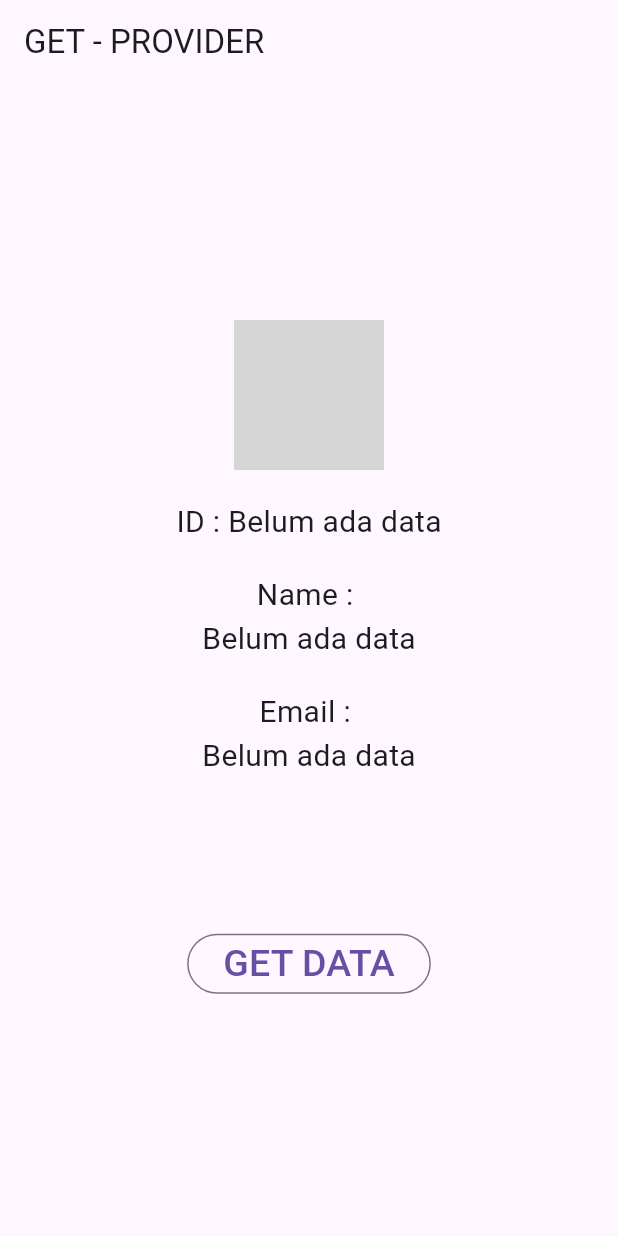
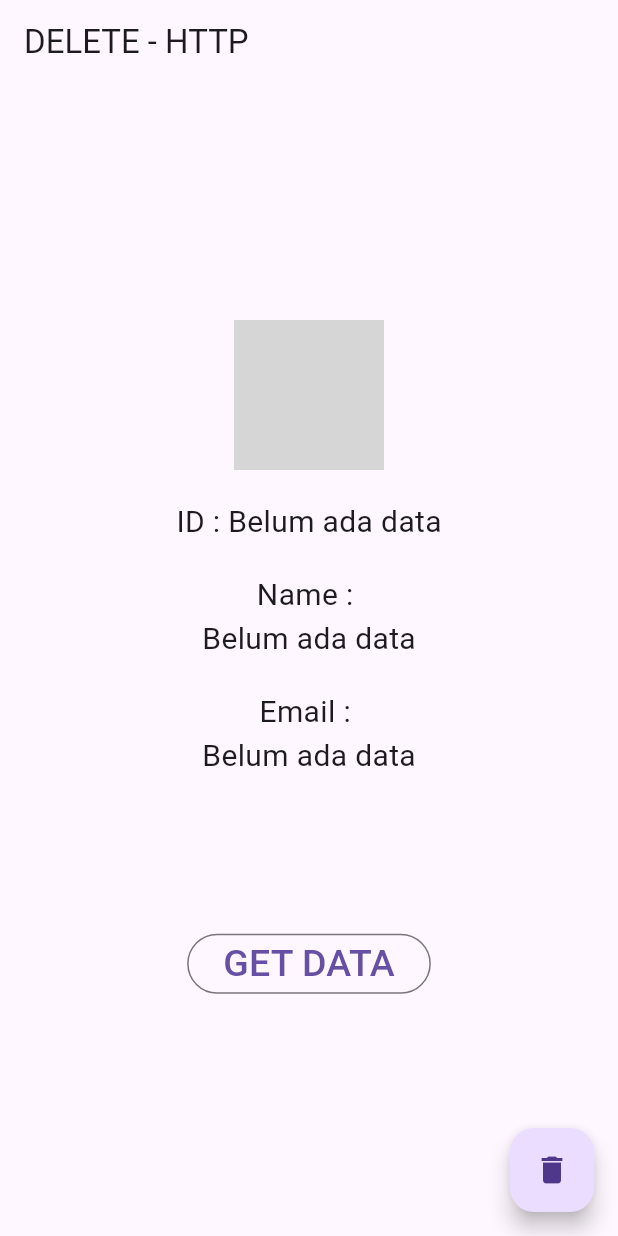
Before and after one commit to buyung1610/getAPI, a Flutter app: the screen it shows after launch, after a tap on "GET DATA", on a phone screen of 412 x 824 dp. Run offline on Flutter 3.47's test engine with Material 3 defaults, Android fonts, the phone set to English and light mode, and no system bars; network calls fail; grey boxes are pictures that could not be loaded.

Commit message:
get and delete method

```diff
--- a/lib/homePage.dart
+++ b/lib/homePage.dart
@@ -1,16 +1,16 @@
 import 'dart:math';
-
 import 'package:flutter/material.dart';
-import './http.dart';
 import 'package:provider/provider.dart';
 
-class HomeProvider extends StatelessWidget {
+import './http.dart';
+
+class HomePage extends StatelessWidget {
   @override
   Widget build(BuildContext context) {
-    final dataProvider = Provider.of<Http>(context, listen: false);
+    final dataProvider = Provider.of<HttpProvider>(context, listen: false);
     return Scaffold(
       appBar: AppBar(
-        title: Text("GET - PROVIDER"),
+        title: Text("DELETE - HTTP"),
       ),
       body: Container(
         width: double.infinity,
@@ -23,7 +23,7 @@ class HomeProvider extends StatelessWidget {
               child: Container(
                 height: 100,
                 width: 100,
-                child: Consumer<Http>(
+                child: Consumer<HttpProvider>(
                   builder: (context, value, child) => Image.network(
                     (value.data["avatar"] == null)
                         ? "https://www.uclg-planning.org/sites/default/files/styles/featured_home_left/public/no-user-image-square.jpg?itok=PANMBJF-"
@@ -35,7 +35,7 @@ class HomeProvider extends StatelessWidget {
             ),
             SizedBox(height: 20),
             FittedBox(
-              child: Consumer<Http>(
+              child: Consumer<HttpProvider>(
                 builder: (context, value, child) => Text(
                   (value.data["id"] == null)
                       ? "ID : Belum ada data"
@@ -47,7 +47,7 @@ class HomeProvider extends StatelessWidget {
             SizedBox(height: 20),
             FittedBox(child: Text("Name : ", style: TextStyle(fontSize: 20))),
             FittedBox(
-              child: Consumer<Http>(
+              child: Consumer<HttpProvider>(
                 builder: (context, value, child) => Text(
                   (value.data["first_name"] == null ||
                           value.data["last_name"] == null)
@@ -62,7 +62,7 @@ class HomeProvider extends StatelessWidget {
             SizedBox(height: 20),
             FittedBox(child: Text("Email : ", style: TextStyle(fontSize: 20))),
             FittedBox(
-              child: Consumer<Http>(
+              child: Consumer<HttpProvider>(
                 builder: (context, value, child) => Text(
                   (value.data["email"] == null)
                       ? "Belum ada data"
@@ -74,7 +74,10 @@ class HomeProvider extends StatelessWidget {
             SizedBox(height: 100),
             OutlinedButton(
               onPressed: () {
-                dataProvider.connectAPI((1 + Random().nextInt(10)).toString());
+                dataProvider.connectAPI(
+                  (1 + Random().nextInt(10)).toString(),
+                  context,
+                );
               },
               child: Text(
                 "GET DATA",
@@ -86,6 +89,12 @@ class HomeProvider extends StatelessWidget {
           ],
         ),
       ),
+      floatingActionButton: FloatingActionButton(
+        onPressed: () {
+          dataProvider.deleteData(context);
+        },
+        child: Icon(Icons.delete),
+      ),
     );
   }
 }
--- a/lib/http.dart
+++ b/lib/http.dart
@@ -2,19 +2,48 @@ import 'dart:convert';
 import 'package:http/http.dart' as http;
 import 'package:flutter/material.dart';
 
-class Http with ChangeNotifier{
+class HttpProvider with ChangeNotifier {
   Map<String, dynamic> _data = {};
 
   Map<String, dynamic> get data => _data;
 
   int get jumlahData => _data.length;
 
-  void connectAPI(String id) async {
-    Uri url = Uri.parse("https://reqres.in/api/users/" + id);
+  late Uri url;
+
+  void connectAPI(String id, BuildContext context) async {
+    url = Uri.parse("https://reqres.in/api/users/" + id);
 
     var hasilResponse = await http.get(url);
 
-    _data = (json.decode(hasilResponse.body))["data"];
-    notifyListeners();
+    if (hasilResponse.statusCode == 200) {
+      _data = (json.decode(hasilResponse.body))["data"];
+      notifyListeners();
+      handlingStatusCode(context, "BERHASIL GET DATA");
+    } else {
+      // gagal mengambil data dari server
+      handlingStatusCode(context, "ERROR ${hasilResponse.statusCode}");
+    }
+  }
+
+  void deleteData(BuildContext context) async {
+    var hasilResponse = await http.delete(url);
+
+    print(hasilResponse.statusCode);
+
+    if (hasilResponse.statusCode == 204) {
+      _data = {};
+      notifyListeners();
+      handlingStatusCode(context, "No content !");
+    }
+  }
+
+  handlingStatusCode(BuildContext context, String message) {
+    ScaffoldMessenger.of(context).showSnackBar(
+      SnackBar(
+        content: Text(message),
+        duration: Duration(milliseconds: 700),
+      ),
+    );
   }
 }
--- a/lib/main.dart
+++ b/lib/main.dart
@@ -1,6 +1,8 @@
 import 'package:flutter/material.dart';
-import 'package:pokemon/http.dart';
 import 'package:provider/provider.dart';
+
+import './http.dart';
+
 import './homePage.dart';
 
 void main() {
@@ -8,15 +10,13 @@ void main() {
 }
 
 class MyApp extends StatelessWidget {
-  const MyApp({super.key});
-
   @override
   Widget build(BuildContext context) {
     return MaterialApp(
       debugShowCheckedModeBanner: false,
       home: ChangeNotifierProvider(
-        create: (context) => Http(),
-        child: HomeProvider(),
+        create: (context) => HttpProvider(),
+        child: HomePage(),
       ),
     );
   }
--- a/pubspec.yaml
+++ b/pubspec.yaml
@@ -31,13 +31,14 @@ dependencies:
 
   flutter:
     sdk: flutter
-  provider: ^6.1.1
+  provider: ^5.0.0
+  http: ^0.13.1
 
 
   # The following adds the Cupertino Icons font to your application.
   # Use with the CupertinoIcons class for iOS style icons.
   cupertino_icons: ^1.0.2
-  http: ^1.2.0
+  # http: ^1.2.0
 
 dev_dependencies:
   flutter_test:
```
Also changed, not shown: pubspec.lock, 1 other file.
